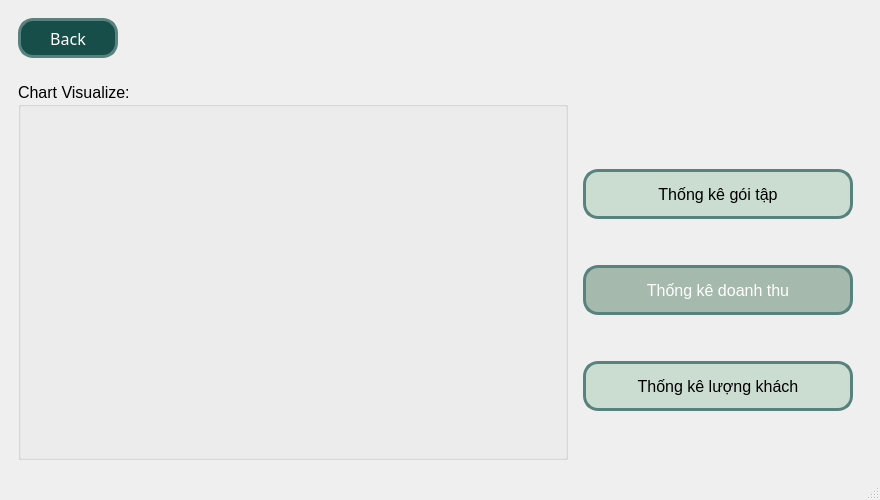
First picture: the form in ui/statistic/StatisticMainWindow.ui, repository nguyenbphan12001-rimzy/Do-an-cuoi-ki-Nhom8_KTLT, before the edit.
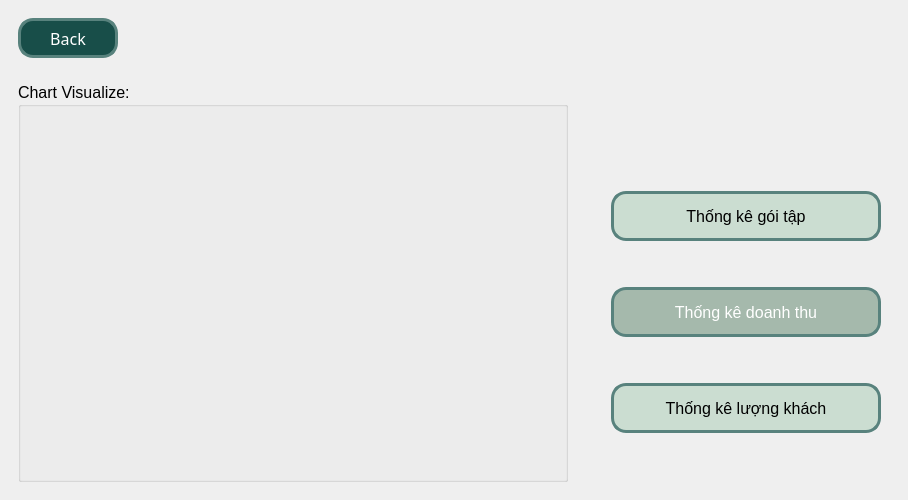
Second picture: the form after the edit. Icons and pictures are not drawn.

Diff of the .ui file:
```diff
--- a/ui/statistic/StatisticMainWindow.ui
+++ b/ui/statistic/StatisticMainWindow.ui
@@ -6,13 +6,18 @@
    <rect>
     <x>0</x>
     <y>0</y>
-    <width>839</width>
+    <width>908</width>
     <height>500</height>
    </rect>
   </property>
   <property name="windowTitle">
    <string>MainWindow</string>
   </property>
+  <property name="styleSheet">
+   <string notr="true">QMainWindow{
+border-image:url(:/pic/Thongke.png);
+background-iamge:rgb(0,255,255);}</string>
+  </property>
   <widget class="QWidget" name="centralwidget">
    <property name="styleSheet">
     <string notr="true">QWidget#centralwidget {
@@ -293,7 +298,6 @@
     </rect>
    </property>
   </widget>
-  <widget class="QStatusBar" name="statusbar"/>
  </widget>
  <resources>
   <include location="C:/Users/Thao Nguyen/Downloads/pic 2.jpg"/>
```
Left out of the diff: 4 changed lines with no effect on the pictures.
